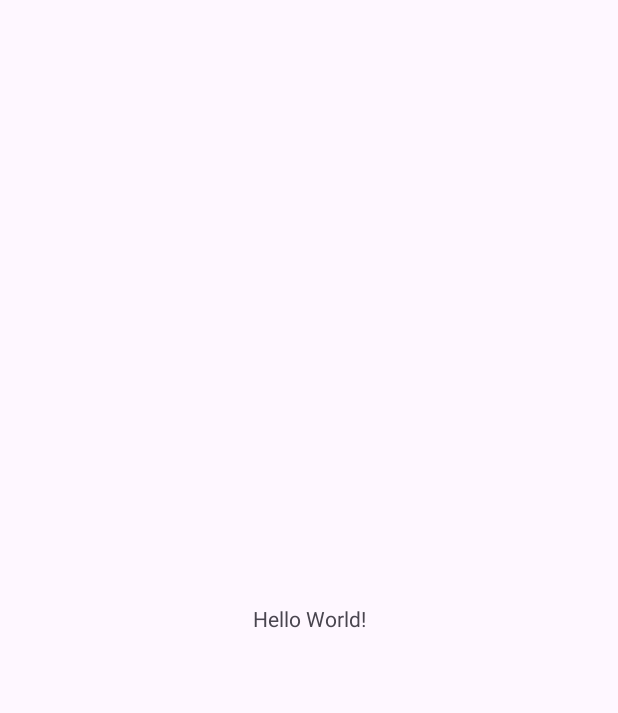
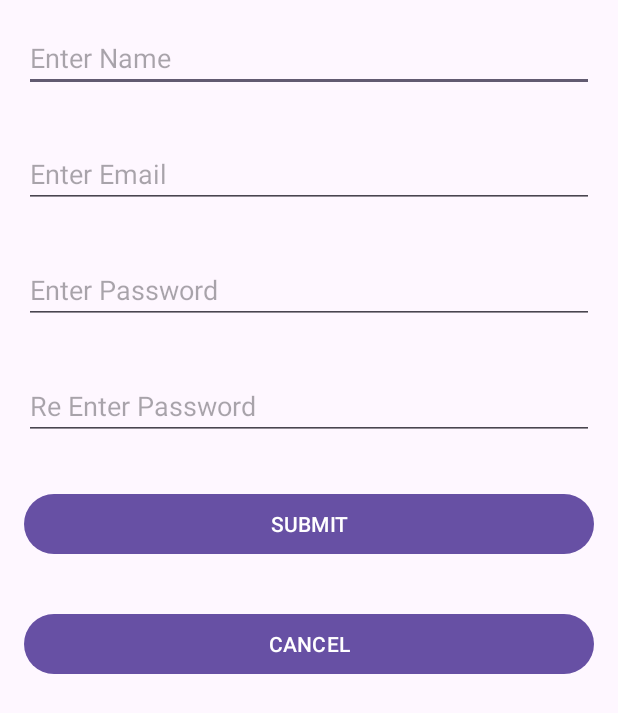
Before and after one commit to Guwanthi/TaskManagerApp1, an Android app: the screen it shows after launch (MainActivity), on a phone screen of 412 x 824 dp. Before the commit the part shown is almost empty. Shown: the top 713 px of the screen. Run offline under Robolectric (Android 15) with nearby library versions, the phone set to English and light mode, and no system bars.

Commit message:
design the login form

```diff
--- a/app/src/main/res/layout/activity_main.xml
+++ b/app/src/main/res/layout/activity_main.xml
@@ -1,18 +1,78 @@
 <?xml version="1.0" encoding="utf-8"?>
-<androidx.constraintlayout.widget.ConstraintLayout xmlns:android="http://schemas.android.com/apk/res/android"
+<LinearLayout xmlns:android="http://schemas.android.com/apk/res/android"
     xmlns:app="http://schemas.android.com/apk/res-auto"
     xmlns:tools="http://schemas.android.com/tools"
     android:layout_width="match_parent"
     android:layout_height="match_parent"
+    android:orientation="vertical"
     tools:context=".MainActivity">
 
-    <TextView
-        android:layout_width="wrap_content"
+    <EditText
+        android:id="@+id/editName"
+        android:layout_width="match_parent"
         android:layout_height="wrap_content"
-        android:text="Hello World!"
-        app:layout_constraintBottom_toBottomOf="parent"
-        app:layout_constraintEnd_toEndOf="parent"
-        app:layout_constraintStart_toStartOf="parent"
-        app:layout_constraintTop_toTopOf="parent" />
+        android:layout_marginLeft="16dp"
+        android:layout_marginTop="16dp"
+        android:layout_marginRight="16dp"
+        android:layout_marginBottom="16dp"
+        android:ems="10"
+        android:hint="Enter Name"
+        android:inputType="text" />
 
-</androidx.constraintlayout.widget.ConstraintLayout>
+    <EditText
+        android:id="@+id/editEmail"
+        android:layout_width="match_parent"
+        android:layout_height="wrap_content"
+        android:layout_marginLeft="16dp"
+        android:layout_marginTop="16dp"
+        android:layout_marginRight="16dp"
+        android:layout_marginBottom="16dp"
+        android:ems="10"
+        android:hint="Enter Email"
+        android:inputType="textEmailAddress" />
+
+    <EditText
+        android:id="@+id/editPassword"
+        android:layout_width="match_parent"
+        android:layout_height="wrap_content"
+        android:layout_marginLeft="16dp"
+        android:layout_marginTop="16dp"
+        android:layout_marginRight="16dp"
+        android:layout_marginBottom="16dp"
+        android:ems="10"
+        android:hint="Enter Password"
+        android:inputType="textPassword" />
+
+    <EditText
+        android:id="@+id/editReTypePassword"
+        android:layout_width="match_parent"
+        android:layout_height="wrap_content"
+        android:layout_marginLeft="16dp"
+        android:layout_marginTop="16dp"
+        android:layout_marginRight="16dp"
+        android:layout_marginBottom="16dp"
+        android:ems="10"
+        android:hint="Re Enter Password"
+        android:inputType="textPassword" />
+
+    <Button
+        android:id="@+id/buttonSubmit"
+        android:layout_width="match_parent"
+        android:layout_height="wrap_content"
+        android:layout_marginLeft="16dp"
+        android:layout_marginTop="16dp"
+        android:layout_marginRight="16dp"
+        android:layout_marginBottom="16dp"
+        android:text="SUBMIT" />
+
+    <Button
+        android:id="@+id/buttonCancel"
+        android:layout_width="match_parent"
+        android:layout_height="wrap_content"
+        android:layout_marginLeft="16dp"
+        android:layout_marginTop="16dp"
+        android:layout_marginRight="16dp"
+        android:layout_marginBottom="16dp"
+        android:text="CANCEL" />
+
+</LinearLayout>
```
